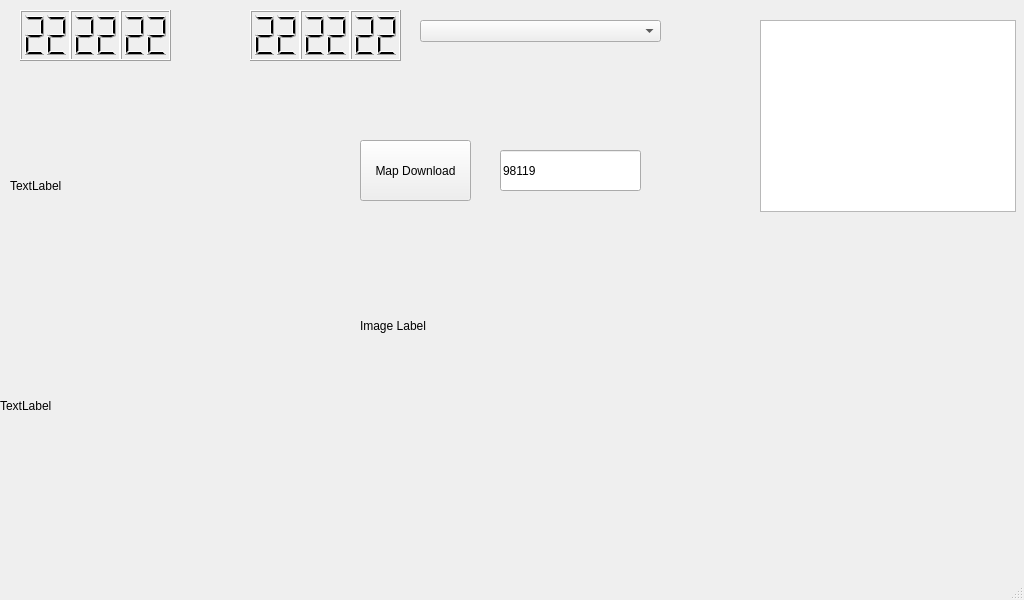
First picture: the form in MultiFauxtionalDashboard/mainwindow.ui, repository SPUKeenan/MultiFauxionalDashboard, before the edit.
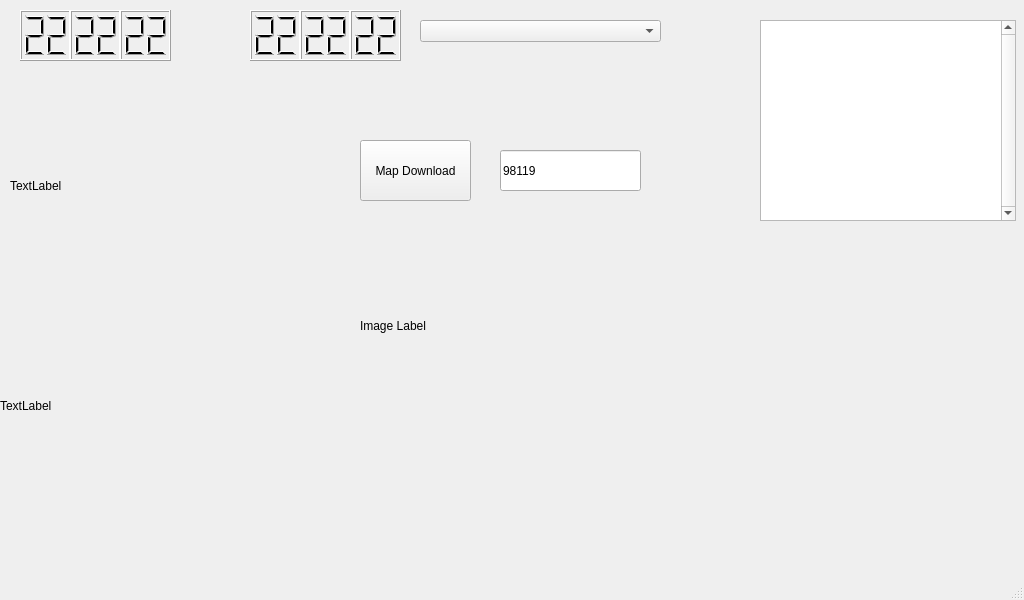
Second picture: the form after the edit.

```diff
--- a/MultiFauxtionalDashboard/mainwindow.ui
+++ b/MultiFauxtionalDashboard/mainwindow.ui
@@ -173,9 +173,24 @@
       <x>760</x>
       <y>20</y>
       <width>256</width>
-      <height>192</height>
+      <height>201</height>
      </rect>
     </property>
+    <property name="verticalScrollBarPolicy">
+     <enum>Qt::ScrollBarAlwaysOn</enum>
+    </property>
+    <property name="horizontalScrollBarPolicy">
+     <enum>Qt::ScrollBarAlwaysOff</enum>
+    </property>
+    <property name="sizeAdjustPolicy">
+     <enum>QAbstractScrollArea::AdjustIgnored</enum>
+    </property>
+    <attribute name="horizontalHeaderDefaultSectionSize">
+     <number>250</number>
+    </attribute>
+    <attribute name="verticalHeaderVisible">
+     <bool>false</bool>
+    </attribute>
    </widget>
    <widget class="QComboBox" name="TimeZoneBox">
     <property name="geometry">
```
